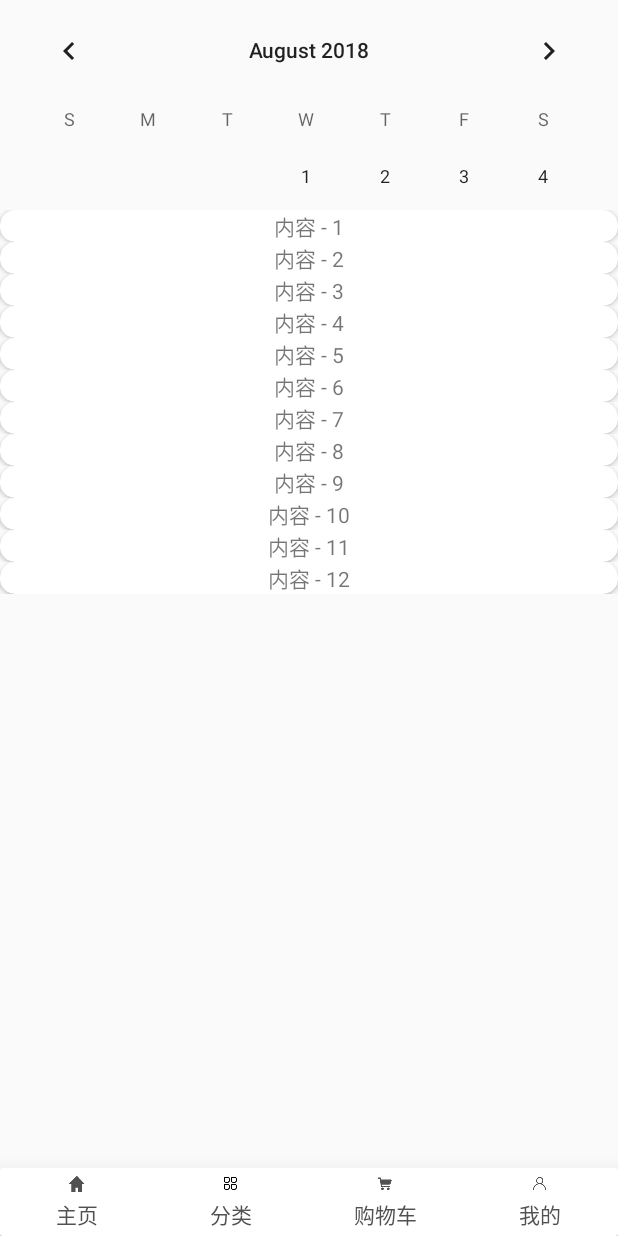
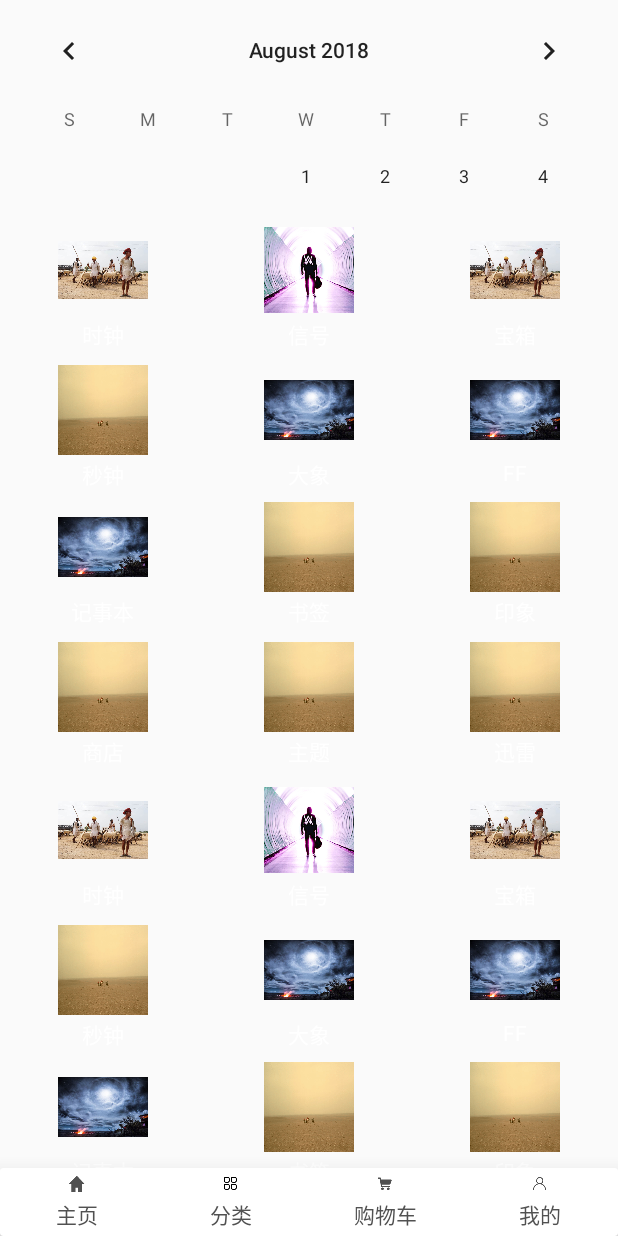
Before and after one commit to fanghanzhang/market, an Android app: the screen it shows after launch (MainActivity), on a phone screen of 412 x 824 dp. Run offline under Robolectric (Android 15) with nearby library versions, the phone set to English and light mode, and no system bars; our stand-ins replace ButterKnife; libraries missing offline, so code that uses them is left out: com.socks.library; plain views replace Banner; pictures from the network do not load; 7 statements that could not run were skipped.

Commit message:
加载底部view及中间gridview

```diff
--- a/app/src/main/AndroidManifest.xml
+++ b/app/src/main/AndroidManifest.xml
@@ -2,6 +2,7 @@
 <manifest xmlns:android="http://schemas.android.com/apk/res/android"
     package="com.ironghui.marketdemo">
 
+    <uses-permission android:name="android.permission.INTERNET"></uses-permission>
     <application
         android:allowBackup="true"
         android:icon="@mipmap/ic_launcher"
--- a/app/src/main/java/com/ironghui/marketdemo/activity/MainActivity.java
+++ b/app/src/main/java/com/ironghui/marketdemo/activity/MainActivity.java
@@ -6,8 +6,10 @@ import android.os.Bundle;
 import android.support.v7.app.AppCompatActivity;
 import android.view.View;
 import android.widget.FrameLayout;
+import android.widget.ImageView;
 import android.widget.RadioButton;
 
+import com.bumptech.glide.Glide;
 import com.ironghui.marketdemo.R;
 import com.ironghui.marketdemo.fragment.CategeryFragment;
 import com.ironghui.marketdemo.fragment.MainHomeFragment;
@@ -30,6 +32,8 @@ public class MainActivity extends AppCompatActivity {
     RadioButton marketCar;
     @BindView(R.id.main)
     RadioButton main;
+    @BindView(R.id.imageview)
+    ImageView imageview;
     private MainHomeFragment mainHomeFragment;
     private CategeryFragment categeryFragment;
     private FragmentManager fragmentManager;
@@ -57,7 +61,7 @@ public class MainActivity extends AppCompatActivity {
     }
 
     private void initMainHomeFragment() {
-      FragmentTransaction  transaction = fragmentManager.beginTransaction();
+        FragmentTransaction transaction = fragmentManager.beginTransaction();
         hideFrament(transaction);
         if (mainHomeFragment == null) {
             mainHomeFragment = new MainHomeFragment();
@@ -69,12 +73,12 @@ public class MainActivity extends AppCompatActivity {
     }
 
     private void initCatogaryFragment() {
-        FragmentTransaction  transaction = fragmentManager.beginTransaction();
+        FragmentTransaction transaction = fragmentManager.beginTransaction();
         hideFrament(transaction);
-        if (categeryFragment==null){
+        if (categeryFragment == null) {
             categeryFragment = new CategeryFragment();
-            transaction.add(R.id.framlayout,categeryFragment);
-        }else {
+            transaction.add(R.id.framlayout, categeryFragment);
+        } else {
             transaction.show(categeryFragment);
         }
         transaction.commitAllowingStateLoss();
@@ -84,7 +88,7 @@ public class MainActivity extends AppCompatActivity {
         if (mainHomeFragment != null) {
             transaction.hide(mainHomeFragment);
         }
-        if (categeryFragment!=null){
+        if (categeryFragment != null) {
             transaction.hide(categeryFragment);
         }
     }
@@ -93,7 +97,7 @@ public class MainActivity extends AppCompatActivity {
     public void onViewClicked(View view) {
         switch (view.getId()) {
             case R.id.main_home:
-               initMainHomeFragment();
+                initMainHomeFragment();
                 break;
             case R.id.catagory:
                 initCatogaryFragment();
--- /dev/null
+++ b/app/src/main/java/com/ironghui/marketdemo/adapter/GridViewAdapter.java
@@ -0,0 +1,63 @@
+package com.ironghui.marketdemo.adapter;
+
+import android.content.Context;
+import android.view.LayoutInflater;
+import android.view.View;
+import android.view.ViewGroup;
+import android.widget.BaseAdapter;
+import android.widget.ImageView;
+import android.widget.TextView;
+
+import com.ironghui.marketdemo.R;
+import com.ironghui.marketdemo.bean.GridviewBean;
+
+import java.util.List;
+import java.util.Map;
+
+class GridViewAdapter extends BaseAdapter {
+    private List<GridviewBean> mDataList;
+    private Context mContext;
+    private ViewHolder holder;
+
+    public GridViewAdapter(Context context, List<GridviewBean> dataList) {
+        mDataList = dataList;
+        mContext = context;
+    }
+
+    @Override
+    public int getCount() {
+        return mDataList.size();
+    }
+
+    @Override
+    public Object getItem(int i) {
+        return mDataList.get(i);
+    }
+
+    @Override
+    public long getItemId(int i) {
+        return i;
+    }
+
+    @Override
+    public View getView(int i, View convertview, ViewGroup viewGroup) {
+
+        if (convertview == null) {
+            convertview = LayoutInflater.from(mContext).inflate(R.layout.item, viewGroup, false);
+            holder = new ViewHolder();
+            holder.imageView = convertview.findViewById(R.id.img);
+            holder.textView = convertview.findViewById(R.id.text);
+            convertview.setTag(holder);
+        } else {
+            holder = (ViewHolder) convertview.getTag();
+        }
+        holder.textView.setText(mDataList.get(i).getName());
+        holder.imageView.setImageResource(mDataList.get(i).getBitmapId());
+        return convertview;
+    }
+
+    class ViewHolder {
+        ImageView imageView;
+        TextView textView;
+    }
+}
--- a/app/src/main/java/com/ironghui/marketdemo/adapter/TestAdapter.java
+++ b/app/src/main/java/com/ironghui/marketdemo/adapter/TestAdapter.java
@@ -6,11 +6,17 @@ import android.support.v7.widget.RecyclerView;
 import android.view.LayoutInflater;
 import android.view.View;
 import android.view.ViewGroup;
+import android.widget.GridView;
+import android.widget.ImageView;
 import android.widget.TextView;
 
+import com.bumptech.glide.Glide;
 import com.ironghui.marketdemo.R;
+import com.ironghui.marketdemo.bean.GridviewBean;
 
+import java.util.ArrayList;
 import java.util.List;
+import java.util.Map;
 
 public class TestAdapter extends RecyclerView.Adapter {
 
@@ -20,6 +26,7 @@ public class TestAdapter extends RecyclerView.Adapter {
     private List<String> mList;
     private Context mContext;
     private final LayoutInflater inflater;
+    private List<GridviewBean> beans;
 
     public TestAdapter(Context context, List<String> list) {
         mContext = context;
@@ -36,28 +43,39 @@ public class TestAdapter extends RecyclerView.Adapter {
                 BannerViewHolder bannerViewHolder = new BannerViewHolder(view);
                 return bannerViewHolder;
             case COLUMN:
+                View clolumnView = inflater.inflate(R.layout.item_gridview, parent, false);
+                MidleViewHolder viewHolder = new MidleViewHolder(clolumnView);
+                return viewHolder;
             case GRIDE:
-                View view1 = inflater.inflate(R.layout.testadapter_item, parent, false);
-                ViewHolder viewHolder = new ViewHolder(view1);
-                return viewHolder;
+                View gridleView = inflater.inflate(R.layout.item_gride, parent, false);
+                BottomGrideHolder grideHolder = new BottomGrideHolder(gridleView);
+                return grideHolder;
         }
         return null;
     }
 
     @Override
     public void onBindViewHolder(@NonNull RecyclerView.ViewHolder holder, int position) {
-       if (holder instanceof BannerViewHolder){
+        if (holder instanceof BannerViewHolder) {
 
-       }
-       if (holder instanceof ViewHolder){
-           ((ViewHolder) holder).text_item.setText(mList.get(position).toString());
-       }
+        }
+        if (holder instanceof MidleViewHolder) {
+            getData();
+            GridViewAdapter adapter = new GridViewAdapter(mContext, beans);
+            ((MidleViewHolder) holder).gridView.setAdapter(adapter);
+        }
+        if (holder instanceof BottomGrideHolder) {
+            ((BottomGrideHolder) holder).imageview_left.setImageResource(R.drawable.left_png);
+//            Glide.with(mContext).load(R.drawable.right_top).into(((GrideHolder) holder).imageview_right_top);
+            Glide.with(mContext).load("http://ojyz0c8un.bkt.clouddn.com/home_two_01.png").into(((BottomGrideHolder) holder).imageview_right_bottom);
+            Glide.with(mContext).load("http://ojyz0c8un.bkt.clouddn.com/b_7.jpg").into(((BottomGrideHolder) holder).imageview_right_top);
+        }
     }
 
 
     @Override
     public int getItemCount() {
-        return 13;
+        return 12;
     }
 
     @Override
@@ -66,20 +84,35 @@ public class TestAdapter extends RecyclerView.Adapter {
             return BANNER;
         } else if (position >= 1 && position <= 10) {
             return COLUMN;
-        } else if (position > 10) {
+        } else if (position > 10 && position <= 11) {
             return GRIDE;
         }
         return super.getItemViewType(position);
     }
 
+    private List<Map<String, Object>> dataList;
 
-    class ViewHolder extends RecyclerView.ViewHolder {
+    public void getData() {
+        int icno[] = {R.drawable.left, R.drawable.left_png, R.drawable.left,
+                R.drawable.right_top, R.drawable.bottom, R.drawable.bottom, R.drawable.bottom,
+                R.drawable.right_top, R.drawable.right_top, R.drawable.right_top, R.drawable.right_top, R.drawable.right_top};
+        //图标下的文字
+        String name[] = {"时钟", "信号", "宝箱", "秒钟", "大象", "FF", "记事本", "书签", "印象", "商店", "主题", "迅雷"};
+        beans = new ArrayList<>();
+        for (int i = 0; i < icno.length; i++) {
+            GridviewBean bean = new GridviewBean(icno[i], name[i]);
+            beans.add(bean);
+        }
 
-        private  TextView text_item;
+    }
 
-        public ViewHolder(View itemView) {
+    class MidleViewHolder extends RecyclerView.ViewHolder {
+
+        private final GridView gridView;
+
+        public MidleViewHolder(View itemView) {
             super(itemView);
-            text_item = itemView.findViewById(R.id.text_item);
+            gridView = itemView.findViewById(R.id.gridview);
         }
     }
 
@@ -90,4 +123,18 @@ public class TestAdapter extends RecyclerView.Adapter {
 
         }
     }
+
+    class BottomGrideHolder extends RecyclerView.ViewHolder {
+
+        private ImageView imageview_left;
+        private ImageView imageview_right_bottom;
+        private ImageView imageview_right_top;
+
+        public BottomGrideHolder(View itemView) {
+            super(itemView);
+            imageview_left = itemView.findViewById(R.id.imageview_left);
+            imageview_right_top = itemView.findViewById(R.id.imageview_right_top);
+            imageview_right_bottom = itemView.findViewById(R.id.imageview_right_bottom);
+        }
+    }
 }
--- /dev/null
+++ b/app/src/main/java/com/ironghui/marketdemo/bean/GridviewBean.java
@@ -0,0 +1,28 @@
+package com.ironghui.marketdemo.bean;
+
+public class GridviewBean {
+    private int bitmapId;//图片Id
+
+    private String name;//图片编号
+
+    public GridviewBean(int bitmap, String name) {
+        this.bitmapId = bitmap;
+        this.name = name;
+    }
+
+    public int getBitmapId() {
+        return bitmapId;
+    }
+
+    public void setBitmapId(int bitmapId) {
+        this.bitmapId = bitmapId;
+    }
+
+    public String getName() {
+        return name;
+    }
+
+    public void setName(String name) {
+        this.name = name;
+    }
+}
--- a/app/src/main/res/layout/activity_main.xml
+++ b/app/src/main/res/layout/activity_main.xml
@@ -73,4 +73,8 @@
                 android:text="我的" />
         </RadioGroup>
     </android.support.v7.widget.CardView>
+    <ImageView
+        android:id="@+id/imageview"
+        android:layout_width="match_parent"
+        android:layout_height="350dp" />
 </RelativeLayout>
--- /dev/null
+++ b/app/src/main/res/layout/item.xml
@@ -0,0 +1,24 @@
+<LinearLayout xmlns:android="http://schemas.android.com/apk/res/android"
+    xmlns:tools="http://schemas.android.com/tools"
+    android:layout_width="wrap_content"
+    android:layout_height="wrap_content"
+    android:layout_gravity="center"
+    android:orientation="vertical" >
+
+    <ImageView
+        android:id="@+id/img"
+        android:layout_width="60dp"
+        android:layout_height="60dp"
+        android:layout_marginTop="10dp"
+        android:src="@drawable/left" />
+    <TextView
+        android:id="@+id/text"
+        android:layout_width="wrap_content"
+        android:layout_height="wrap_content"
+        android:layout_marginTop="2dp"
+        android:layout_gravity="center"
+        android:textColor="#FFF"
+        android:text="文字"
+        />
+
+</LinearLayout>
--- /dev/null
+++ b/app/src/main/res/layout/item_gridview.xml
@@ -0,0 +1,14 @@
+<?xml version="1.0" encoding="utf-8"?>
+<LinearLayout xmlns:android="http://schemas.android.com/apk/res/android"
+    android:layout_width="match_parent"
+    android:layout_height="match_parent">
+
+    <GridView
+        android:gravity="center"
+        android:id="@+id/gridview"
+        android:layout_width="match_parent"
+        android:layout_height="wrap_content"
+        android:numColumns="3">
+
+    </GridView>
+</LinearLayout>
```
Also changed, not shown: app/src/main/res/layout/item_gride.xml (added, +53 -0 lines), app/src/main/res/drawable-xxhdpi/bottom.jpg (added), app/src/main/res/drawable-xxhdpi/left.jpg (added), app/src/main/res/drawable-xxhdpi/left_png.png (added), app/src/main/res/drawable-xxhdpi/right_top.png (added).
